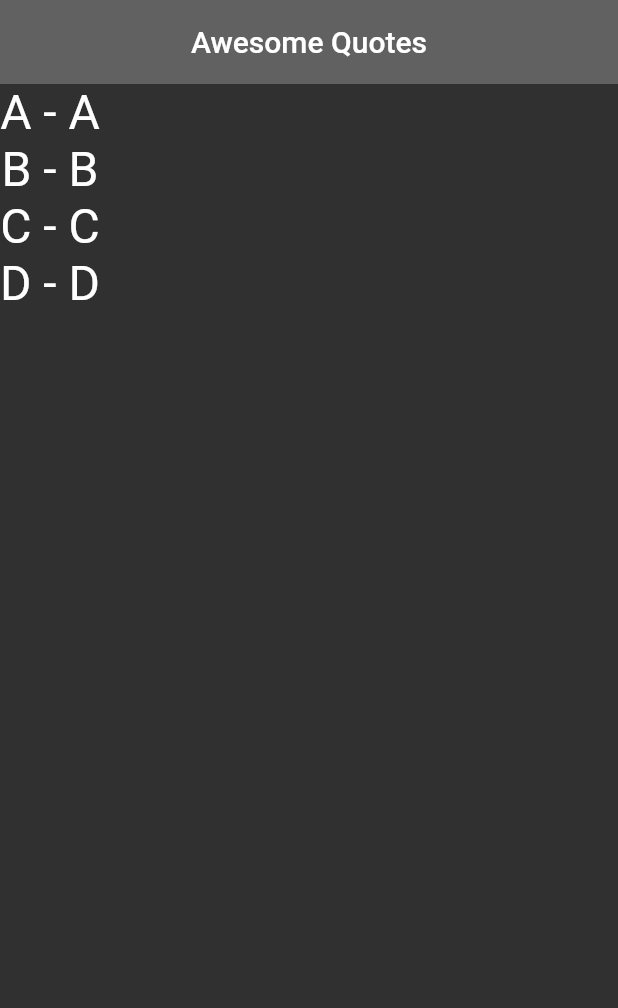
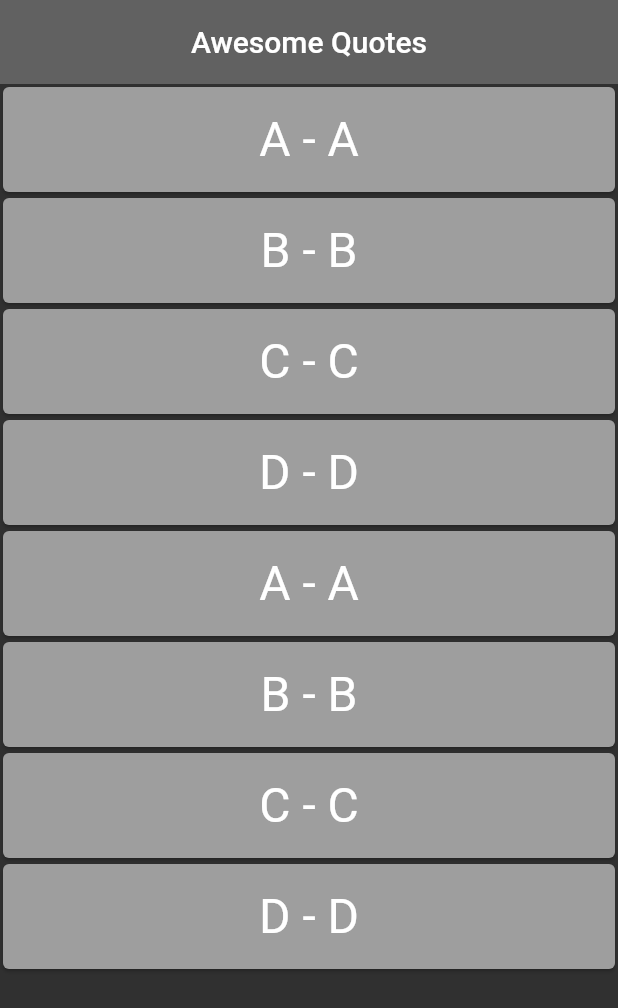
Before and after one commit to ArslanHayat12/Flutter-First-APP, a Flutter app: the screen it shows after launch, on a phone screen of 412 x 824 dp. Shown: the top 1008 px of the screen. Run offline on Flutter 3.47's test engine with Material 2 defaults, Android fonts, the phone set to English and light mode, and no system bars.

Commit message:
Card Modules and custom classes

```diff
--- a/lib/main.dart
+++ b/lib/main.dart
@@ -1,5 +1,6 @@
 import 'package:flutter/material.dart';
 import 'quote.dart';
+import 'quote_card.dart';
 
 void main() {
   runApp(MaterialApp(home: QuoteList()));
@@ -12,9 +13,14 @@ class QuoteList extends StatefulWidget {
 
 class _QuoteListState extends State<QuoteList> {
   int ninjaCounter = 0;
+
   @override
   Widget build(BuildContext context) {
     List<Quote> quotes = [
+      Quote(text: "A", author: "A"),
+      Quote(text: "B", author: "B"),
+      Quote(text: "C", author: "C"),
+      Quote(text: "D", author: "D"),
       Quote(text: "A", author: "A"),
       Quote(text: "B", author: "B"),
       Quote(text: "C", author: "C"),
@@ -30,11 +36,7 @@ class _QuoteListState extends State<QuoteList> {
         ),
         body: Column(
             children: quotes.map((quote) {
-          return Text('${quote.text} - ${quote.author}',
-              style: TextStyle(
-                color: Colors.white,
-                fontSize: 32,
-              ));
+          return  QuoteCard(quote:quote);
         }).toList()));
   }
 }
--- /dev/null
+++ b/lib/quote_card.dart
@@ -0,0 +1,27 @@
+import 'package:flutter/material.dart';
+import 'quote.dart';
+
+class QuoteCard extends StatelessWidget {
+  final Quote quote;
+  QuoteCard({this.quote});
+
+  @override
+  Widget build(BuildContext context) {
+    return Card(
+        margin: EdgeInsets.all(2),
+        color: Colors.grey,
+        child: Padding(
+            padding: EdgeInsets.fromLTRB(16, 16, 16, 16),
+            child: Column(
+              crossAxisAlignment: CrossAxisAlignment.stretch,
+              children: [
+                Center(
+                    child: Text('${quote.text} - ${quote.author}',
+                        style: TextStyle(
+                          color: Colors.white,
+                          fontSize: 32,
+                        )))
+              ],
+            )));
+  }
+}
```
